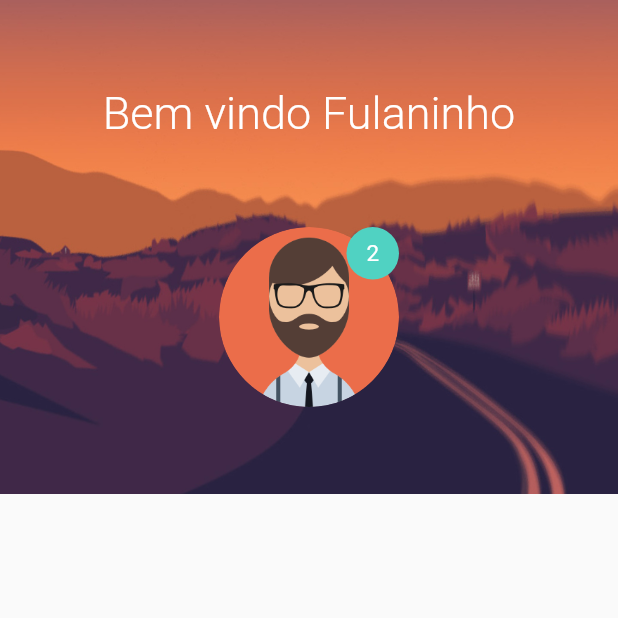
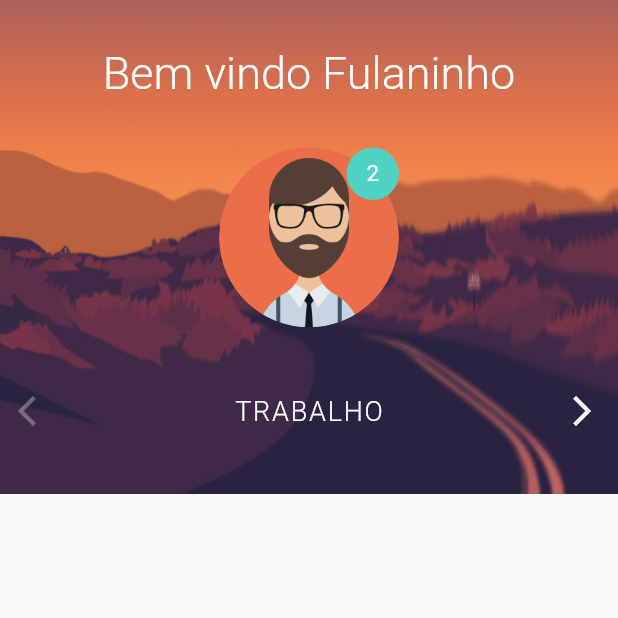
Before and after one commit to rafaelbanhos/login-animated, a Flutter app: the screen it shows after launch, on a phone screen of 412 x 824 dp, the top half of it. Run offline on Flutter 3.47's test engine with Material 2 defaults, Android fonts, the phone set to English and light mode, and no system bars.

Commit message:
changing categories

```diff
--- /dev/null
+++ b/lib/widgets/category_view.dart
@@ -0,0 +1,53 @@
+import 'package:flutter/material.dart';
+
+class CategoryView extends StatefulWidget {
+  @override
+  _CategoryViewState createState() => _CategoryViewState();
+}
+
+class _CategoryViewState extends State<CategoryView> {
+  final List<String> categories = ["Trabalho", "Estudos", "Casa"];
+
+  int _category = 0;
+
+  void selectForward() {
+    setState(() {
+      _category++;
+    });
+  }
+
+  void selectBackward() {
+    setState(() {
+      _category--;
+    });
+  }
+
+  @override
+  Widget build(BuildContext context) {
+    return Row(
+      mainAxisAlignment: MainAxisAlignment.spaceBetween,
+      children: <Widget>[
+        IconButton(
+          icon: Icon(Icons.arrow_back_ios),
+          color: Colors.white,
+          disabledColor: Colors.white30,
+          onPressed: _category > 0 ? selectBackward : null,
+        ),
+        Text(
+          categories[_category].toUpperCase(),
+          style: TextStyle(
+              color: Colors.white,
+              fontSize: 18,
+              letterSpacing: 1.2,
+              fontWeight: FontWeight.w300),
+        ),
+        IconButton(
+          icon: Icon(Icons.arrow_forward_ios),
+          color: Colors.white,
+          disabledColor: Colors.white30,
+          onPressed: _category < categories.length - 1 ? selectForward : null,
+        )
+      ],
+    );
+  }
+}
--- a/lib/widgets/home_top.dart
+++ b/lib/widgets/home_top.dart
@@ -1,4 +1,5 @@
 import 'package:flutter/material.dart';
+import 'package:loginanimated/widgets/category_view.dart';
 
 class HomeTop extends StatelessWidget {
   final Animation<double> containerGrow;
@@ -53,7 +54,8 @@ class HomeTop extends StatelessWidget {
                   color: Color.fromRGBO(80, 210, 194, 1.0)
                 ),
               ),
-            )
+            ),
+            CategoryView()
           ],
         ),
       ),
```
